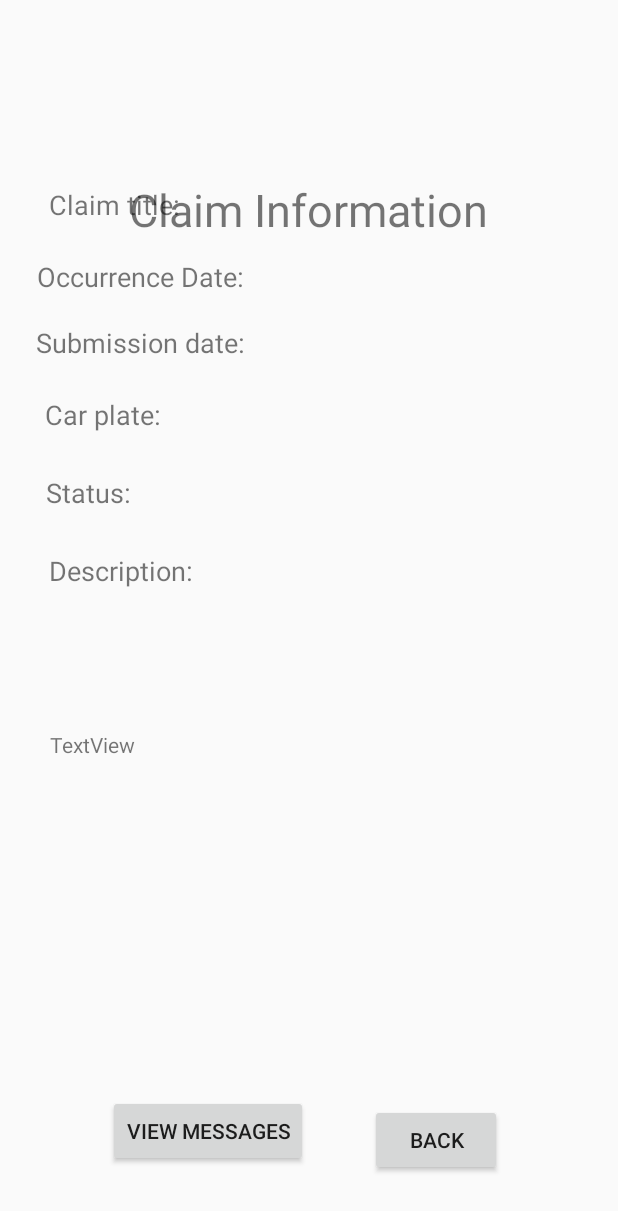
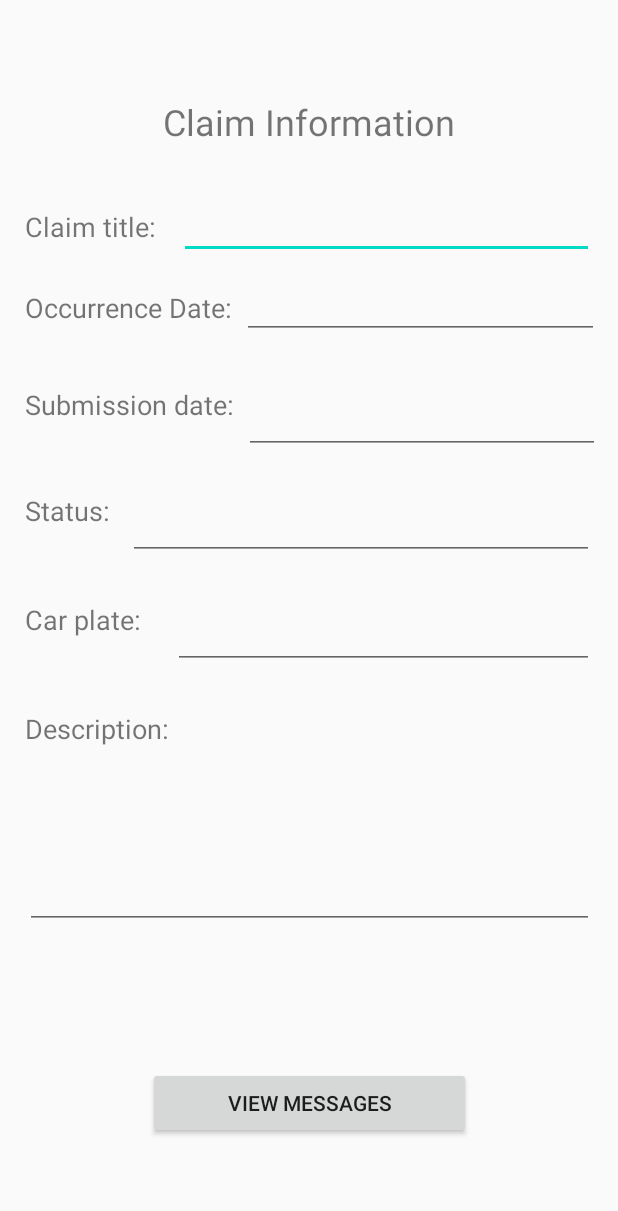
Before and after one commit to andrerosantos/InSureApp, an Android app: the ClaimInformationActivity screen opened directly, with no data from a screen before it, on a phone screen of 412 x 824 dp. Shown: the top 1211 px of the screen. Run offline under Robolectric (Android 15) with nearby library versions, the phone set to English and light mode, and no system bars; 1 statement that could not run was skipped.

Commit message:
claim info design

```diff
--- a/app/src/main/res/layout/activity_claim_information.xml
+++ b/app/src/main/res/layout/activity_claim_information.xml
@@ -6,181 +6,232 @@
     android:layout_height="match_parent"
     tools:context="pt.ulisboa.tecnico.sise.autoinsure.app.activities.ClaimInformationActivity">
 
-    <TextView
-        android:id="@+id/textView4"
-        android:layout_width="wrap_content"
-        android:layout_height="wrap_content"
-        android:layout_marginBottom="664dp"
-        android:text="@string/claim_information"
-        android:textSize="30sp"
+    <LinearLayout
+        android:layout_width="379dp"
+        android:layout_height="698dp"
+        android:orientation="vertical"
         app:layout_constraintBottom_toBottomOf="parent"
         app:layout_constraintEnd_toEndOf="parent"
-        app:layout_constraintHorizontal_bias="0.497"
-        app:layout_constraintStart_toStartOf="parent" />
-
-    <TextView
-        android:id="@+id/textView5"
-        android:layout_width="wrap_content"
-        android:layout_height="wrap_content"
-        android:layout_marginTop="124dp"
-        android:text="@string/claim_title"
-        android:textSize="18sp"
-        app:layout_constraintEnd_toEndOf="parent"
-        app:layout_constraintHorizontal_bias="0.101"
-        app:layout_constraintStart_toStartOf="parent"
-        app:layout_constraintTop_toTopOf="parent" />
-
-    <TextView
-        android:id="@+id/textView6"
-        android:layout_width="wrap_content"
-        android:layout_height="wrap_content"
-        android:layout_marginTop="172dp"
-        android:text="@string/occurrence_date"
-        android:textSize="18sp"
-        app:layout_constraintEnd_toEndOf="parent"
-        app:layout_constraintHorizontal_bias="0.091"
-        app:layout_constraintStart_toStartOf="parent"
-        app:layout_constraintTop_toTopOf="parent" />
-
-    <TextView
-        android:id="@+id/textView10"
-        android:layout_width="wrap_content"
-        android:layout_height="wrap_content"
-        android:layout_marginTop="216dp"
-        android:text="@string/submission_date"
-        android:textSize="18sp"
-        app:layout_constraintEnd_toEndOf="parent"
-        app:layout_constraintHorizontal_bias="0.089"
-        app:layout_constraintStart_toStartOf="parent"
-        app:layout_constraintTop_toTopOf="parent" />
-
-    <TextView
-        android:id="@+id/textView7"
-        android:layout_width="wrap_content"
-        android:layout_height="wrap_content"
-        android:layout_marginTop="368dp"
-        android:text="@string/description"
-        android:textSize="18sp"
-        app:layout_constraintEnd_toEndOf="parent"
-        app:layout_constraintHorizontal_bias="0.104"
-        app:layout_constraintStart_toStartOf="parent"
-        app:layout_constraintTop_toTopOf="parent" />
-
-    <Button
-        android:id="@+id/backButtonClaimInformation"
-        android:layout_width="wrap_content"
-        android:layout_height="wrap_content"
-        android:layout_marginBottom="40dp"
-        android:text="@string/back_button"
-        app:layout_constraintBottom_toBottomOf="parent"
-        app:layout_constraintEnd_toEndOf="parent"
-        app:layout_constraintHorizontal_bias="0.761"
-        app:layout_constraintStart_toStartOf="parent" />
-
-    <TextView
-        android:id="@+id/claimInfoTitle"
-        android:layout_width="205dp"
-        android:layout_height="28dp"
-        android:textSize="18sp"
-        app:layout_constraintBottom_toBottomOf="parent"
-        app:layout_constraintEnd_toEndOf="parent"
-        app:layout_constraintHorizontal_bias="0.728"
         app:layout_constraintStart_toStartOf="parent"
         app:layout_constraintTop_toTopOf="parent"
-        app:layout_constraintVertical_bias="0.17" />
+        app:layout_constraintVertical_bias="0.515">
 
-    <TextView
-        android:id="@+id/claimInfoOccurrenceDate"
-        android:layout_width="150dp"
-        android:layout_height="28dp"
-        android:textSize="18sp"
-        app:layout_constraintBottom_toBottomOf="parent"
-        app:layout_constraintEnd_toEndOf="parent"
-        app:layout_constraintHorizontal_bias="0.785"
-        app:layout_constraintStart_toStartOf="parent"
-        app:layout_constraintTop_toTopOf="parent"
-        app:layout_constraintVertical_bias="0.244" />
+        <TextView
+            android:id="@+id/textView4"
+            android:layout_width="match_parent"
+            android:layout_height="wrap_content"
+            android:text="@string/claim_information"
+            android:textAlignment="center"
+            android:textSize="24sp" />
 
-    <TextView
-        android:id="@+id/claimInfoSubmissionDate"
-        android:layout_width="150dp"
-        android:layout_height="28dp"
-        android:textSize="18sp"
-        app:layout_constraintBottom_toBottomOf="parent"
-        app:layout_constraintEnd_toEndOf="parent"
-        app:layout_constraintHorizontal_bias="0.785"
-        app:layout_constraintStart_toStartOf="parent"
-        app:layout_constraintTop_toTopOf="parent"
-        app:layout_constraintVertical_bias="0.307" />
+        <Space
+            android:layout_width="match_parent"
+            android:layout_height="41dp" />
 
-    <TextView
-        android:id="@+id/claimInfoStatus"
-        android:layout_width="205dp"
-        android:layout_height="29dp"
-        android:layout_marginTop="24dp"
-        android:textSize="18sp"
-        app:layout_constraintEnd_toEndOf="parent"
-        app:layout_constraintHorizontal_bias="0.728"
-        app:layout_constraintStart_toStartOf="parent"
-        app:layout_constraintTop_toBottomOf="@+id/claimInfoCarPlate" />
+        <LinearLayout
+            android:layout_width="match_parent"
+            android:layout_height="34dp"
+            android:orientation="horizontal">
 
-    <TextView
-        android:id="@+id/claimInfoCarPlate"
-        android:layout_width="205dp"
-        android:layout_height="28dp"
-        android:textSize="18sp"
-        app:layout_constraintBottom_toBottomOf="parent"
-        app:layout_constraintEnd_toEndOf="parent"
-        app:layout_constraintHorizontal_bias="0.728"
-        app:layout_constraintStart_toStartOf="parent"
-        app:layout_constraintTop_toTopOf="parent"
-        app:layout_constraintVertical_bias="0.375" />
+            <TextView
+                android:id="@+id/textView5"
+                android:layout_width="wrap_content"
+                android:layout_height="match_parent"
+                android:layout_weight="1"
+                android:text="@string/claim_title"
+                android:textSize="18sp" />
 
-    <TextView
-        android:id="@+id/textView8"
-        android:layout_width="wrap_content"
-        android:layout_height="wrap_content"
-        android:layout_marginTop="264dp"
-        android:text="@string/car_plate"
-        android:textSize="18sp"
-        app:layout_constraintEnd_toEndOf="parent"
-        app:layout_constraintHorizontal_bias="0.089"
-        app:layout_constraintStart_toStartOf="parent"
-        app:layout_constraintTop_toTopOf="parent" />
+            <Space
+                android:layout_width="16dp"
+                android:layout_height="match_parent"
+                android:layout_weight="1" />
 
-    <TextView
-        android:id="@+id/textView9"
-        android:layout_width="wrap_content"
-        android:layout_height="wrap_content"
-        android:layout_marginTop="316dp"
-        android:text="@string/claim_status"
-        android:textSize="18sp"
-        app:layout_constraintEnd_toEndOf="parent"
-        app:layout_constraintHorizontal_bias="0.087"
-        app:layout_constraintStart_toStartOf="parent"
-        app:layout_constraintTop_toTopOf="parent" />
+            <EditText
+                android:id="@+id/ClaimInfoTitle"
+                android:layout_width="277dp"
+                android:layout_height="match_parent"
+                android:layout_weight="1"
+                android:ems="10"
+                android:inputType="textPersonName" />
 
-    <TextView
-        android:id="@+id/claimInfoDescription"
-        android:layout_width="348dp"
-        android:layout_height="189dp"
-        android:layout_marginBottom="148dp"
-        android:text="TextView"
-        app:layout_constraintBottom_toBottomOf="parent"
-        app:layout_constraintEnd_toEndOf="parent"
-        app:layout_constraintHorizontal_bias="0.523"
-        app:layout_constraintStart_toStartOf="parent" />
+        </LinearLayout>
 
-    <Button
-        android:id="@+id/viewMessagesButton"
-        android:layout_width="wrap_content"
-        android:layout_height="wrap_content"
-        android:text="View Messages"
-        app:layout_constraintBottom_toBottomOf="parent"
-        app:layout_constraintEnd_toEndOf="parent"
-        app:layout_constraintHorizontal_bias="0.258"
-        app:layout_constraintStart_toStartOf="parent"
-        app:layout_constraintTop_toTopOf="parent"
-        app:layout_constraintVertical_bias="0.941" />
+        <Space
+            android:layout_width="match_parent"
+            android:layout_height="20dp" />
 
+        <LinearLayout
+            android:layout_width="match_parent"
+            android:layout_height="43dp"
+            android:orientation="horizontal">
+
+            <TextView
+                android:id="@+id/textView10"
+                android:layout_width="183dp"
+                android:layout_height="match_parent"
+                android:layout_weight="1"
+                android:text="@string/occurrence_date"
+                android:textSize="18sp" />
+
+            <Space
+                android:layout_width="36dp"
+                android:layout_height="match_parent"
+                android:layout_weight="1" />
+
+            <EditText
+                android:id="@+id/claimInfoOcurrenceDate"
+                android:layout_width="277dp"
+                android:layout_height="33dp"
+                android:layout_weight="1"
+                android:ems="10"
+                android:inputType="textPersonName" />
+
+        </LinearLayout>
+
+        <Space
+            android:layout_width="match_parent"
+            android:layout_height="21dp" />
+
+        <LinearLayout
+            android:layout_width="match_parent"
+            android:layout_height="wrap_content"
+            android:orientation="horizontal">
+
+            <TextView
+                android:id="@+id/textView14"
+                android:layout_width="176dp"
+                android:layout_height="match_parent"
+                android:layout_weight="1"
+                android:text="@string/submission_date"
+                android:textSize="18sp" />
+
+            <Space
+                android:layout_width="16dp"
+                android:layout_height="match_parent"
+                android:layout_weight="1" />
+
+            <EditText
+                android:id="@+id/claimInfoSubmissionDate"
+                android:layout_width="277dp"
+                android:layout_height="match_parent"
+                android:layout_weight="1"
+                android:ems="10"
+                android:inputType="textPersonName" />
+        </LinearLayout>
+
+        <Space
+            android:layout_width="match_parent"
+            android:layout_height="25dp" />
+
+        <LinearLayout
+            android:layout_width="match_parent"
+            android:layout_height="wrap_content"
+            android:orientation="horizontal">
+
+            <TextView
+                android:id="@+id/textView21"
+                android:layout_width="wrap_content"
+                android:layout_height="match_parent"
+                android:layout_weight="1"
+                android:text="@string/claim_status"
+                android:textSize="18sp" />
+
+            <EditText
+                android:id="@+id/claimInfoStatus"
+                android:layout_width="298dp"
+                android:layout_height="match_parent"
+                android:layout_weight="1"
+                android:ems="10"
+                android:inputType="textPersonName" />
+        </LinearLayout>
+
+        <Space
+            android:layout_width="match_parent"
+            android:layout_height="27dp" />
+
+        <LinearLayout
+            android:layout_width="match_parent"
+            android:layout_height="wrap_content"
+            android:orientation="horizontal">
+
+            <TextView
+                android:id="@+id/textView23"
+                android:layout_width="wrap_content"
+                android:layout_height="match_parent"
+                android:layout_weight="1"
+                android:text="@string/car_plate"
+                android:textSize="18sp" />
+
+            <Space
+                android:layout_width="16dp"
+                android:layout_height="match_parent"
+                android:layout_weight="1" />
+
+            <EditText
+                android:id="@+id/claimInfoCarPlate"
+                android:layout_width="277dp"
+                android:layout_height="match_parent"
+                android:layout_weight="1"
+                android:ems="10"
+                android:inputType="textPersonName" />
+        </LinearLayout>
+
+        <Space
+            android:layout_width="match_parent"
+            android:layout_height="27dp" />
+
+        <LinearLayout
+            android:layout_width="match_parent"
+            android:layout_height="wrap_content"
+            android:orientation="vertical">
+
+            <TextView
+                android:id="@+id/textView25"
+                android:layout_width="120dp"
+                android:layout_height="wrap_content"
+                android:text="@string/description"
+                android:textSize="18sp" />
+
+            <Space
+                android:layout_width="wrap_content"
+                android:layout_height="match_parent"
+                android:layout_weight="1" />
+
+            <EditText
+                android:id="@+id/claimInfoDescription"
+                android:layout_width="match_parent"
+                android:layout_height="121dp"
+                android:ems="10"
+                android:gravity="start|top"
+                android:inputType="textMultiLine" />
+        </LinearLayout>
+
+        <Space
+            android:layout_width="match_parent"
+            android:layout_height="92dp" />
+
+        <LinearLayout
+            android:layout_width="match_parent"
+            android:layout_height="match_parent"
+            android:orientation="horizontal">
+
+            <Space
+                android:layout_width="wrap_content"
+                android:layout_height="match_parent"
+                android:layout_weight="1" />
+
+            <Button
+                android:id="@+id/button"
+                android:layout_width="wrap_content"
+                android:layout_height="wrap_content"
+                android:layout_weight="1"
+                android:text="View Messages" />
+
+            <Space
+                android:layout_width="wrap_content"
+                android:layout_height="match_parent"
+                android:layout_weight="1" />
+        </LinearLayout>
+
+    </LinearLayout>
 </androidx.constraintlayout.widget.ConstraintLayout>
```
